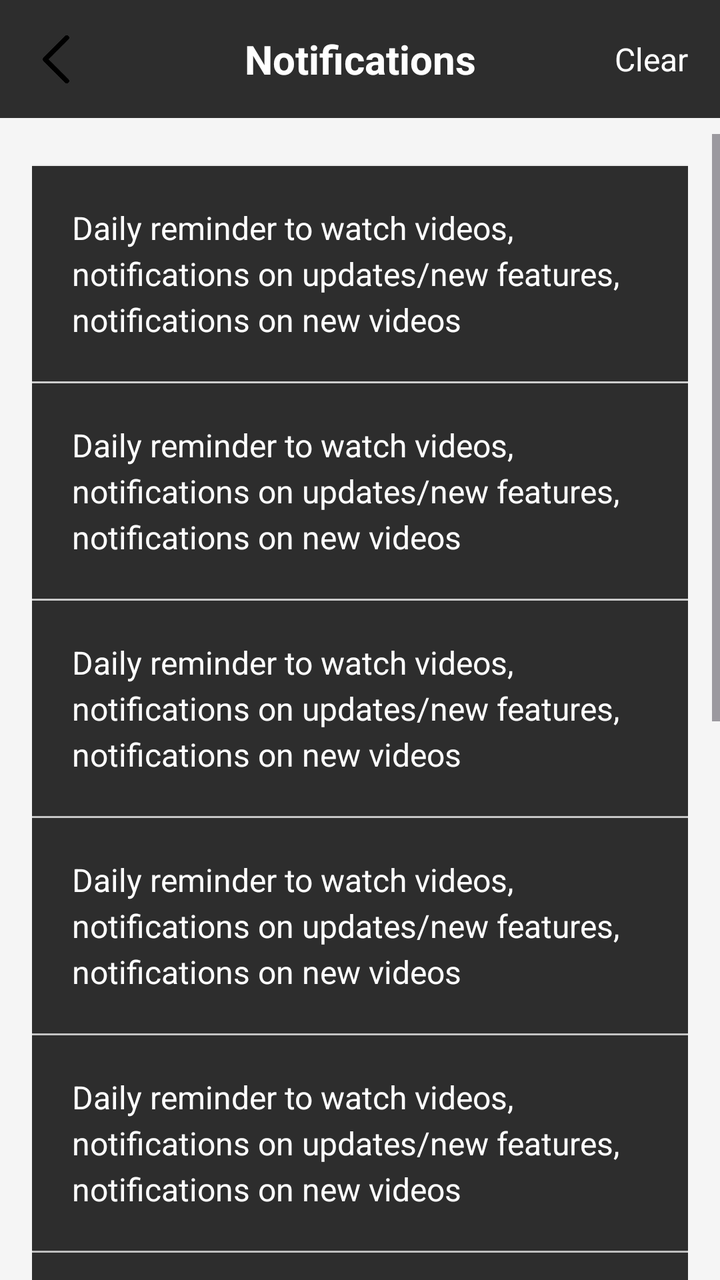
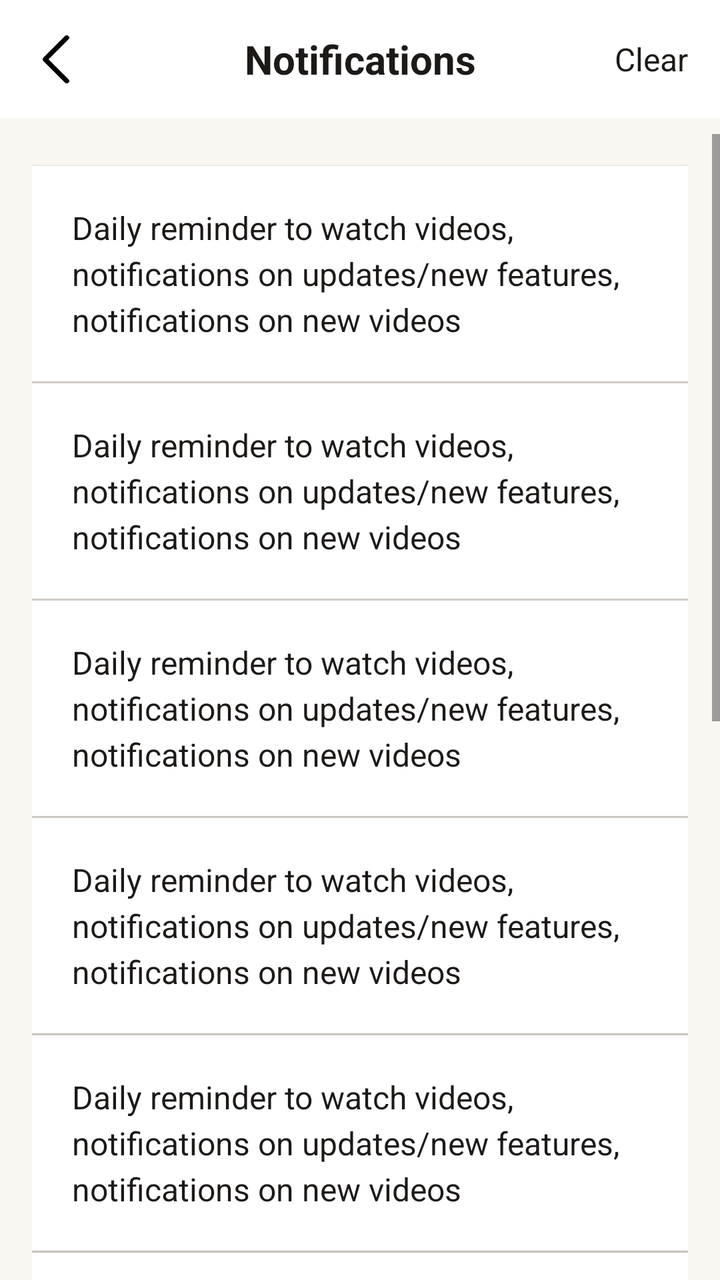

Before-and-after screenshots of an Android layout around one commit, followed by the original layout XML and the change that was made.
<!-- AndroidManifest.xml: application theme Theme.RecallLive -->
<!-- res/layout/activity_patientnotifications.xml -->
<?xml version="1.0" encoding="utf-8"?>
<androidx.constraintlayout.widget.ConstraintLayout xmlns:android="http://schemas.android.com/apk/res/android"
    xmlns:app="http://schemas.android.com/apk/res-auto"
    xmlns:tools="http://schemas.android.com/tools"
    android:layout_width="match_parent"
    android:layout_height="match_parent"
    android:background="#F5F5F5"
    tools:context="">

    
    <androidx.constraintlayout.widget.ConstraintLayout
        android:id="@+id/top_app_bar"
        android:layout_width="match_parent"
        android:layout_height="wrap_content"
        android:background="@color/white"
        android:padding="16dp"
        app:layout_constraintEnd_toEndOf="parent"
        app:layout_constraintStart_toStartOf="parent"
        app:layout_constraintTop_toTopOf="parent">

        
        <ImageView
            android:id="@+id/iv_back"
            android:layout_width="24dp"
            android:layout_height="24dp"
            android:src="@drawable/ic_arrow_back"
            app:layout_constraintBottom_toBottomOf="parent"
            app:layout_constraintStart_toStartOf="parent"
            app:layout_constraintTop_toTopOf="parent" />

        
        <TextView
            android:id="@+id/tv_notifications_title"
            android:layout_width="wrap_content"
            android:layout_height="wrap_content"
            android:text="Notifications"
            android:textColor="@color/black"
            android:textSize="20sp"
            android:textStyle="bold"
            app:layout_constraintBottom_toBottomOf="parent"
            app:layout_constraintEnd_toEndOf="parent"
            app:layout_constraintStart_toStartOf="parent"
            app:layout_constraintTop_toTopOf="parent" />

        
        <TextView
            android:id="@+id/tv_clear"
            android:layout_width="wrap_content"
            android:layout_height="wrap_content"
            android:text="Clear"
            android:textColor="@color/black"
            android:textSize="16sp"
            app:layout_constraintBottom_toBottomOf="parent"
            app:layout_constraintEnd_toEndOf="parent"
            app:layout_constraintTop_toTopOf="parent" />

    </androidx.constraintlayout.widget.ConstraintLayout>

    
    <ScrollView
        android:id="@+id/scroll_view"
        android:layout_width="0dp"
        android:layout_height="0dp"
        android:layout_marginTop="8dp"
        app:layout_constraintBottom_toBottomOf="parent"
        app:layout_constraintEnd_toEndOf="parent"
        app:layout_constraintStart_toStartOf="parent"
        app:layout_constraintTop_toBottomOf="@+id/top_app_bar">

        <androidx.constraintlayout.widget.ConstraintLayout
            android:layout_width="match_parent"
            android:layout_height="wrap_content"
            android:paddingHorizontal="16dp"
            android:paddingBottom="16dp">

            
            <androidx.constraintlayout.widget.ConstraintLayout
                android:id="@+id/notification_item_1"
                android:layout_width="0dp"
                android:layout_height="wrap_content"
                android:layout_marginTop="16dp"
                android:background="@color/white"
                android:elevation="1dp"
                android:padding="20dp"
                app:layout_constraintEnd_toEndOf="parent"
                app:layout_constraintStart_toStartOf="parent"
                app:layout_constraintTop_toTopOf="parent">

                <TextView
                    android:id="@+id/tv_notification_text_1"
                    android:layout_width="0dp"
                    android:layout_height="wrap_content"
                    android:text="Daily reminder to watch videos, notifications on updates/new features, notifications on new videos"
                    android:textColor="@color/black"
                    android:textSize="16sp"
                    android:lineSpacingExtra="4dp"
                    app:layout_constraintEnd_toEndOf="parent"
                    app:layout_constraintStart_toStartOf="parent"
                    app:layout_constraintTop_toTopOf="parent" />

            </androidx.constraintlayout.widget.ConstraintLayout>

            
            <View
                android:id="@+id/divider_1"
                android:layout_width="0dp"
                android:layout_height="1dp"
                android:background="#E0E0E0"
                app:layout_constraintEnd_toEndOf="parent"
                app:layout_constraintStart_toStartOf="parent"
                app:layout_constraintTop_toBottomOf="@+id/notification_item_1" />

            
            <androidx.constraintlayout.widget.ConstraintLayout
                android:id="@+id/notification_item_2"
                android:layout_width="0dp"
                android:layout_height="wrap_content"
                android:background="@color/white"
                android:elevation="1dp"
                android:padding="20dp"
                app:layout_constraintEnd_toEndOf="parent"
                app:layout_constraintStart_toStartOf="parent"
                app:layout_constraintTop_toBottomOf="@+id/divider_1">

                <TextView
                    android:id="@+id/tv_notification_text_2"
                    android:layout_width="0dp"
                    android:layout_height="wrap_content"
                    android:text="Daily reminder to watch videos, notifications on updates/new features, notifications on new videos"
                    android:textColor="@color/black"
                    android:textSize="16sp"
                    android:lineSpacingExtra="4dp"
                    app:layout_constraintEnd_toEndOf="parent"
                    app:layout_constraintStart_toStartOf="parent"
                    app:layout_constraintTop_toTopOf="parent" />

            </androidx.constraintlayout.widget.ConstraintLayout>

            
            <View
                android:id="@+id/divider_2"
                android:layout_width="0dp"
                android:layout_height="1dp"
                android:background="#E0E0E0"
                app:layout_constraintEnd_toEndOf="parent"
                app:layout_constraintStart_toStartOf="parent"
                app:layout_constraintTop_toBottomOf="@+id/notification_item_2" />

            
            <androidx.constraintlayout.widget.ConstraintLayout
                android:id="@+id/notification_item_3"
                android:layout_width="0dp"
                android:layout_height="wrap_content"
                android:background="@color/white"
                android:elevation="1dp"
                android:padding="20dp"
                app:layout_constraintEnd_toEndOf="parent"
                app:layout_constraintStart_toStartOf="parent"
                app:layout_constraintTop_toBottomOf="@+id/divider_2">

                <TextView
                    android:id="@+id/tv_notification_text_3"
                    android:layout_width="0dp"
                    android:layout_height="wrap_content"
                    android:text="Daily reminder to watch videos, notifications on updates/new features, notifications on new videos"
                    android:textColor="@color/black"
                    android:textSize="16sp"
                    android:lineSpacingExtra="4dp"
                    app:layout_constraintEnd_toEndOf="parent"
                    app:layout_constraintStart_toStartOf="parent"
                    app:layout_constraintTop_toTopOf="parent" />

            </androidx.constraintlayout.widget.ConstraintLayout>

            
            <View
                android:id="@+id/divider_3"
                android:layout_width="0dp"
                android:layout_height="1dp"
                android:background="#E0E0E0"
                app:layout_constraintEnd_toEndOf="parent"
                app:layout_constraintStart_toStartOf="parent"
                app:layout_constraintTop_toBottomOf="@+id/notification_item_3" />

            
            <androidx.constraintlayout.widget.ConstraintLayout
                android:id="@+id/notification_item_4"
                android:layout_width="0dp"
                android:layout_height="wrap_content"
                android:background="@color/white"
                android:elevation="1dp"
                android:padding="20dp"
                app:layout_constraintEnd_toEndOf="parent"
                app:layout_constraintStart_toStartOf="parent"
                app:layout_constraintTop_toBottomOf="@+id/divider_3">

                <TextView
                    android:id="@+id/tv_notification_text_4"
                    android:layout_width="0dp"
                    android:layout_height="wrap_content"
                    android:text="Daily reminder to watch videos, notifications on updates/new features, notifications on new videos"
                    android:textColor="@color/black"
                    android:textSize="16sp"
                    android:lineSpacingExtra="4dp"
                    app:layout_constraintEnd_toEndOf="parent"
                    app:layout_constraintStart_toStartOf="parent"
                    app:layout_constraintTop_toTopOf="parent" />

            </androidx.constraintlayout.widget.ConstraintLayout>

            
            <View
                android:id="@+id/divider_4"
                android:layout_width="0dp"
                android:layout_height="1dp"
                android:background="#E0E0E0"
                app:layout_constraintEnd_toEndOf="parent"
                app:layout_constraintStart_toStartOf="parent"
                app:layout_constraintTop_toBottomOf="@+id/notification_item_4" />

            
            <androidx.constraintlayout.widget.ConstraintLayout
                android:id="@+id/notification_item_5"
                android:layout_width="0dp"
                android:layout_height="wrap_content"
                android:background="@color/white"
                android:elevation="1dp"
                android:padding="20dp"
                app:layout_constraintEnd_toEndOf="parent"
                app:layout_constraintStart_toStartOf="parent"
                app:layout_constraintTop_toBottomOf="@+id/divider_4">

                <TextView
                    android:id="@+id/tv_notification_text_5"
                    android:layout_width="0dp"
                    android:layout_height="wrap_content"
                    android:text="Daily reminder to watch videos, notifications on updates/new features, notifications on new videos"
                    android:textColor="@color/black"
                    android:textSize="16sp"
                    android:lineSpacingExtra="4dp"
                    app:layout_constraintEnd_toEndOf="parent"
                    app:layout_constraintStart_toStartOf="parent"
                    app:layout_constraintTop_toTopOf="parent" />

            </androidx.constraintlayout.widget.ConstraintLayout>

            
            <View
                android:id="@+id/divider_5"
                android:layout_width="0dp"
                android:layout_height="1dp"
                android:background="#E0E0E0"
                app:layout_constraintEnd_toEndOf="parent"
                app:layout_constraintStart_toStartOf="parent"
                app:layout_constraintTop_toBottomOf="@+id/notification_item_5" />

            
            <androidx.constraintlayout.widget.ConstraintLayout
                android:id="@+id/notification_item_6"
                android:layout_width="0dp"
                android:layout_height="wrap_content"
                android:background="@color/white"
                android:elevation="1dp"
                android:padding="20dp"
                app:layout_constraintEnd_toEndOf="parent"
                app:layout_constraintStart_toStartOf="parent"
                app:layout_constraintTop_toBottomOf="@+id/divider_5">

                <TextView
                    android:id="@+id/tv_notification_text_6"
                    android:layout_width="0dp"
                    android:layout_height="wrap_content"
                    android:text="Daily reminder to watch videos, notifications on updates/new features, notifications on new videos"
                    android:textColor="@color/black"
                    android:textSize="16sp"
                    android:lineSpacingExtra="4dp"
                    app:layout_constraintEnd_toEndOf="parent"
                    app:layout_constraintStart_toStartOf="parent"
                    app:layout_constraintTop_toTopOf="parent" />

            </androidx.constraintlayout.widget.ConstraintLayout>

            
            <View
                android:id="@+id/divider_6"
                android:layout_width="0dp"
                android:layout_height="1dp"
                android:background="#E0E0E0"
                app:layout_constraintEnd_toEndOf="parent"
                app:layout_constraintStart_toStartOf="parent"
                app:layout_constraintTop_toBottomOf="@+id/notification_item_6" />

            
            <androidx.constraintlayout.widget.ConstraintLayout
                android:id="@+id/notification_item_7"
                android:layout_width="0dp"
                android:layout_height="wrap_content"
                android:background="@color/white"
                android:elevation="1dp"
                android:padding="20dp"
                app:layout_constraintEnd_toEndOf="parent"
                app:layout_constraintStart_toStartOf="parent"
                app:layout_constraintTop_toBottomOf="@+id/divider_6">

                <TextView
                    android:id="@+id/tv_notification_text_7"
                    android:layout_width="0dp"
                    android:layout_height="wrap_content"
                    android:text="Daily reminder to watch videos, notifications on updates/new features, notifications on new videos"
                    android:textColor="@color/black"
                    android:textSize="16sp"
                    android:lineSpacingExtra="4dp"
                    app:layout_constraintEnd_toEndOf="parent"
                    app:layout_constraintStart_toStartOf="parent"
                    app:layout_constraintTop_toTopOf="parent" />

            </androidx.constraintlayout.widget.ConstraintLayout>

            
            <View
                android:id="@+id/divider_7"
                android:layout_width="0dp"
                android:layout_height="1dp"
                android:background="#E0E0E0"
                app:layout_constraintEnd_toEndOf="parent"
                app:layout_constraintStart_toStartOf="parent"
                app:layout_constraintTop_toBottomOf="@+id/notification_item_7" />

            
            <androidx.constraintlayout.widget.ConstraintLayout
                android:id="@+id/notification_item_8"
                android:layout_width="0dp"
                android:layout_height="wrap_content"
                android:background="@color/white"
                android:elevation="1dp"
                android:padding="20dp"
                app:layout_constraintEnd_toEndOf="parent"
                app:layout_constraintStart_toStartOf="parent"
                app:layout_constraintTop_toBottomOf="@+id/divider_7">

                <TextView
                    android:id="@+id/tv_notification_text_8"
                    android:layout_width="0dp"
                    android:layout_height="wrap_content"
                    android:text="Daily reminder to watch videos, notifications on updates/new features, notifications on new videos"
                    android:textColor="@color/black"
                    android:textSize="16sp"
                    android:lineSpacingExtra="4dp"
                    app:layout_constraintEnd_toEndOf="parent"
                    app:layout_constraintStart_toStartOf="parent"
                    app:layout_constraintTop_toTopOf="parent" />

            </androidx.constraintlayout.widget.ConstraintLayout>

            
            <View
                android:id="@+id/divider_8"
                android:layout_width="0dp"
                android:layout_height="1dp"
                android:background="#E0E0E0"
                app:layout_constraintEnd_toEndOf="parent"
                app:layout_constraintStart_toStartOf="parent"
                app:layout_constraintTop_toBottomOf="@+id/notification_item_8" />

            
            <androidx.constraintlayout.widget.ConstraintLayout
                android:id="@+id/notification_item_9"
                android:layout_width="0dp"
                android:layout_height="wrap_content"
                android:background="@color/white"
                android:elevation="1dp"
                android:padding="20dp"
                app:layout_constraintEnd_toEndOf="parent"
                app:layout_constraintStart_toStartOf="parent"
                app:layout_constraintTop_toBottomOf="@+id/divider_8">

                <TextView
                    android:id="@+id/tv_notification_text_9"
                    android:layout_width="0dp"
                    android:layout_height="wrap_content"
                    android:text="Daily reminder to watch videos, notifications on updates/new features, notifications on new videos"
                    android:textColor="@color/black"
                    android:textSize="16sp"
                    android:lineSpacingExtra="4dp"
                    app:layout_constraintEnd_toEndOf="parent"
                    app:layout_constraintStart_toStartOf="parent"
                    app:layout_constraintTop_toTopOf="parent" />

            </androidx.constraintlayout.widget.ConstraintLayout>

            
            <View
                android:id="@+id/divider_9"
                android:layout_width="0dp"
                android:layout_height="1dp"
                android:background="#E0E0E0"
                app:layout_constraintEnd_toEndOf="parent"
                app:layout_constraintStart_toStartOf="parent"
                app:layout_constraintTop_toBottomOf="@+id/notification_item_9" />

            
            <androidx.constraintlayout.widget.ConstraintLayout
                android:id="@+id/notification_item_10"
                android:layout_width="0dp"
                android:layout_height="wrap_content"
                android:background="@color/white"
                android:elevation="1dp"
                android:padding="20dp"
                app:layout_constraintEnd_toEndOf="parent"
                app:layout_constraintStart_toStartOf="parent"
                app:layout_constraintTop_toBottomOf="@+id/divider_9">

                <TextView
                    android:id="@+id/tv_notification_text_10"
                    android:layout_width="0dp"
                    android:layout_height="wrap_content"
                    android:text="Daily reminder to watch videos, notifications on updates/new features, notifications on new videos"
                    android:textColor="@color/black"
                    android:textSize="16sp"
                    android:lineSpacingExtra="4dp"
                    app:layout_constraintEnd_toEndOf="parent"
                    app:layout_constraintStart_toStartOf="parent"
                    app:layout_constraintTop_toTopOf="parent" />

            </androidx.constraintlayout.widget.ConstraintLayout>

        </androidx.constraintlayout.widget.ConstraintLayout>

    </ScrollView>

</androidx.constraintlayout.widget.ConstraintLayout>
<!-- resources referenced by this layout -->
<resources>
  <color name="black">#FFFFFF</color>
  <color name="white">#2D2D2D</color>
  <!-- drawable ic_arrow_back: png bitmap (drawable, 2754 bytes) -->
  <style name="Theme.RecallLive" parent="Base.Theme.RecallLive" />
  <style name="Base.Theme.RecallLive" parent="Theme.Material3.DayNight.NoActionBar">
          
          
      </style>
</resources>

<!-- the commit's change to res/layout/activity_patientnotifications.xml (unified diff, before → after) -->
@@ -4,7 +4,7 @@
     xmlns:tools="http://schemas.android.com/tools"
     android:layout_width="match_parent"
     android:layout_height="match_parent"
-    android:background="#F5F5F5"
+    android:background="#FAF7F2"
     tools:context="">
 
     
@@ -12,7 +12,7 @@
         android:id="@+id/top_app_bar"
         android:layout_width="match_parent"
         android:layout_height="wrap_content"
-        android:background="@color/white"
+        android:background="#FFFFFF"
         android:padding="16dp"
         app:layout_constraintEnd_toEndOf="parent"
         app:layout_constraintStart_toStartOf="parent"
@@ -34,7 +34,7 @@
             android:layout_width="wrap_content"
             android:layout_height="wrap_content"
             android:text="Notifications"
-            android:textColor="@color/black"
+            android:textColor="#1C1917"
             android:textSize="20sp"
             android:textStyle="bold"
             app:layout_constraintBottom_toBottomOf="parent"
@@ -48,7 +48,7 @@
             android:layout_width="wrap_content"
             android:layout_height="wrap_content"
             android:text="Clear"
-            android:textColor="@color/black"
+            android:textColor="#1C1917"
             android:textSize="16sp"
             app:layout_constraintBottom_toBottomOf="parent"
             app:layout_constraintEnd_toEndOf="parent"
@@ -79,7 +79,7 @@
                 android:layout_width="0dp"
                 android:layout_height="wrap_content"
                 android:layout_marginTop="16dp"
-                android:background="@color/white"
+                android:background="#FFFFFF"
                 android:elevation="1dp"
                 android:padding="20dp"
                 app:layout_constraintEnd_toEndOf="parent"
@@ -91,7 +91,7 @@
                     android:layout_width="0dp"
                     android:layout_height="wrap_content"
                     android:text="Daily reminder to watch videos, notifications on updates/new features, notifications on new videos"
-                    android:textColor="@color/black"
+                    android:textColor="#1C1917"
                     android:textSize="16sp"
                     android:lineSpacingExtra="4dp"
                     app:layout_constraintEnd_toEndOf="parent"
@@ -105,7 +105,7 @@
                 android:id="@+id/divider_1"
                 android:layout_width="0dp"
                 android:layout_height="1dp"
-                android:background="#E0E0E0"
+                android:background="#E7E2DA"
                 app:layout_constraintEnd_toEndOf="parent"
                 app:layout_constraintStart_toStartOf="parent"
                 app:layout_constraintTop_toBottomOf="@+id/notification_item_1" />
@@ -115,7 +115,7 @@
                 android:id="@+id/notification_item_2"
                 android:layout_width="0dp"
                 android:layout_height="wrap_content"
-                android:background="@color/white"
+                android:background="#FFFFFF"
                 android:elevation="1dp"
                 android:padding="20dp"
                 app:layout_constraintEnd_toEndOf="parent"
@@ -127,7 +127,7 @@
                     android:layout_width="0dp"
                     android:layout_height="wrap_content"
                     android:text="Daily reminder to watch videos, notifications on updates/new features, notifications on new videos"
-                    android:textColor="@color/black"
+                    android:textColor="#1C1917"
                     android:textSize="16sp"
                     android:lineSpacingExtra="4dp"
                     app:layout_constraintEnd_toEndOf="parent"
@@ -141,7 +141,7 @@
                 android:id="@+id/divider_2"
                 android:layout_width="0dp"
                 android:layout_height="1dp"
-                android:background="#E0E0E0"
+                android:background="#E7E2DA"
                 app:layout_constraintEnd_toEndOf="parent"
                 app:layout_constraintStart_toStartOf="parent"
                 app:layout_constraintTop_toBottomOf="@+id/notification_item_2" />
@@ -151,7 +151,7 @@
                 android:id="@+id/notification_item_3"
                 android:layout_width="0dp"
                 android:layout_height="wrap_content"
-                android:background="@color/white"
+                android:background="#FFFFFF"
                 android:elevation="1dp"
                 android:padding="20dp"
                 app:layout_constraintEnd_toEndOf="parent"
@@ -163,7 +163,7 @@
                     android:layout_width="0dp"
                     android:layout_height="wrap_content"
                     android:text="Daily reminder to watch videos, notifications on updates/new features, notifications on new videos"
-                    android:textColor="@color/black"
+                    android:textColor="#1C1917"
                     android:textSize="16sp"
                     android:lineSpacingExtra="4dp"
                     app:layout_constraintEnd_toEndOf="parent"
@@ -177,7 +177,7 @@
                 android:id="@+id/divider_3"
                 android:layout_width="0dp"
                 android:layout_height="1dp"
-                android:background="#E0E0E0"
+                android:background="#E7E2DA"
                 app:layout_constraintEnd_toEndOf="parent"
                 app:layout_constraintStart_toStartOf="parent"
                 app:layout_constraintTop_toBottomOf="@+id/notification_item_3" />
@@ -187,7 +187,7 @@
                 android:id="@+id/notification_item_4"
                 android:layout_width="0dp"
                 android:layout_height="wrap_content"
-                android:background="@color/white"
+                android:background="#FFFFFF"
                 android:elevation="1dp"
                 android:padding="20dp"
                 app:layout_constraintEnd_toEndOf="parent"
@@ -199,7 +199,7 @@
                     android:layout_width="0dp"
                     android:layout_height="wrap_content"
                     android:text="Daily reminder to watch videos, notifications on updates/new features, notifications on new videos"
-                    android:textColor="@color/black"
+                    android:textColor="#1C1917"
                     android:textSize="16sp"
                     android:lineSpacingExtra="4dp"
                     app:layout_constraintEnd_toEndOf="parent"
@@ -213,7 +213,7 @@
                 android:id="@+id/divider_4"
                 android:layout_width="0dp"
                 android:layout_height="1dp"
-                android:background="#E0E0E0"
+                android:background="#E7E2DA"
                 app:layout_constraintEnd_toEndOf="parent"
                 app:layout_constraintStart_toStartOf="parent"
                 app:layout_constraintTop_toBottomOf="@+id/notification_item_4" />
@@ -223,7 +223,7 @@
                 android:id="@+id/notification_item_5"
                 android:layout_width="0dp"
                 android:layout_height="wrap_content"
-                android:background="@color/white"
+                android:background="#FFFFFF"
                 android:elevation="1dp"
                 android:padding="20dp"
                 app:layout_constraintEnd_toEndOf="parent"
@@ -235,7 +235,7 @@
                     android:layout_width="0dp"
                     android:layout_height="wrap_content"
                     android:text="Daily reminder to watch videos, notifications on updates/new features, notifications on new videos"
-                    android:textColor="@color/black"
+                    android:textColor="#1C1917"
                     android:textSize="16sp"
                     android:lineSpacingExtra="4dp"
                     app:layout_constraintEnd_toEndOf="parent"
@@ -249,7 +249,7 @@
                 android:id="@+id/divider_5"
                 android:layout_width="0dp"
                 android:layout_height="1dp"
-                android:background="#E0E0E0"
+                android:background="#E7E2DA"
                 app:layout_constraintEnd_toEndOf="parent"
                 app:layout_constraintStart_toStartOf="parent"
                 app:layout_constraintTop_toBottomOf="@+id/notification_item_5" />
@@ -259,7 +259,7 @@
                 android:id="@+id/notification_item_6"
                 android:layout_width="0dp"
                 android:layout_height="wrap_content"
-                android:background="@color/white"
+                android:background="#FFFFFF"
                 android:elevation="1dp"
                 android:padding="20dp"
                 app:layout_constraintEnd_toEndOf="parent"
@@ -271,7 +271,7 @@
                     android:layout_width="0dp"
                     android:layout_height="wrap_content"
                     android:text="Daily reminder to watch videos, notifications on updates/new features, notifications on new videos"
-                    android:textColor="@color/black"
+                    android:textColor="#1C1917"
                     android:textSize="16sp"
                     android:lineSpacingExtra="4dp"
                     app:layout_constraintEnd_toEndOf="parent"
@@ -285,7 +285,7 @@
                 android:id="@+id/divider_6"
                 android:layout_width="0dp"
                 android:layout_height="1dp"
-                android:background="#E0E0E0"
+                android:background="#E7E2DA"
                 app:layout_constraintEnd_toEndOf="parent"
                 app:layout_constraintStart_toStartOf="parent"
                 app:layout_constraintTop_toBottomOf="@+id/notification_item_6" />
@@ -295,7 +295,7 @@
                 android:id="@+id/notification_item_7"
                 android:layout_width="0dp"
                 android:layout_height="wrap_content"
-                android:background="@color/white"
+                android:background="#FFFFFF"
                 android:elevation="1dp"
                 android:padding="20dp"
                 app:layout_constraintEnd_toEndOf="parent"
@@ -307,7 +307,7 @@
                     android:layout_width="0dp"
                     android:layout_height="wrap_content"
                     android:text="Daily reminder to watch videos, notifications on updates/new features, notifications on new videos"
-                    android:textColor="@color/black"
+                    android:textColor="#1C1917"
                     android:textSize="16sp"
                     android:lineSpacingExtra="4dp"
                     app:layout_constraintEnd_toEndOf="parent"
@@ -321,7 +321,7 @@
                 android:id="@+id/divider_7"
                 android:layout_width="0dp"
                 android:layout_height="1dp"
-                android:background="#E0E0E0"
+                android:background="#E7E2DA"
                 app:layout_constraintEnd_toEndOf="parent"
                 app:layout_constraintStart_toStartOf="parent"
                 app:layout_constraintTop_toBottomOf="@+id/notification_item_7" />
@@ -331,7 +331,7 @@
                 android:id="@+id/notification_item_8"
                 android:layout_width="0dp"
                 android:layout_height="wrap_content"
-                android:background="@color/white"
+                android:background="#FFFFFF"
                 android:elevation="1dp"
                 android:padding="20dp"
                 app:layout_constraintEnd_toEndOf="parent"
@@ -343,7 +343,7 @@
                     android:layout_width="0dp"
                     android:layout_height="wrap_content"
                     android:text="Daily reminder to watch videos, notifications on updates/new features, notifications on new videos"
-                    android:textColor="@color/black"
+                    android:textColor="#1C1917"
                     android:textSize="16sp"
                     android:lineSpacingExtra="4dp"
                     app:layout_constraintEnd_toEndOf="parent"
@@ -357,7 +357,7 @@
                 android:id="@+id/divider_8"
                 android:layout_width="0dp"
                 android:layout_height="1dp"
-                android:background="#E0E0E0"
+                android:background="#E7E2DA"
                 app:layout_constraintEnd_toEndOf="parent"
                 app:layout_constraintStart_toStartOf="parent"
                 app:layout_constraintTop_toBottomOf="@+id/notification_item_8" />
@@ -367,7 +367,7 @@
                 android:id="@+id/notification_item_9"
                 android:layout_width="0dp"
                 android:layout_height="wrap_content"
-                android:background="@color/white"
+                android:background="#FFFFFF"
                 android:elevation="1dp"
                 android:padding="20dp"
                 app:layout_constraintEnd_toEndOf="parent"
@@ -379,7 +379,7 @@
                     android:layout_width="0dp"
                     android:layout_height="wrap_content"
                     android:text="Daily reminder to watch videos, notifications on updates/new features, notifications on new videos"
-                    android:textColor="@color/black"
+                    android:textColor="#1C1917"
                     android:textSize="16sp"
                     android:lineSpacingExtra="4dp"
                     app:layout_constraintEnd_toEndOf="parent"
@@ -393,7 +393,7 @@
                 android:id="@+id/divider_9"
                 android:layout_width="0dp"
                 android:layout_height="1dp"
-                android:background="#E0E0E0"
+                android:background="#E7E2DA"
                 app:layout_constraintEnd_toEndOf="parent"
                 app:layout_constraintStart_toStartOf="parent"
                 app:layout_constraintTop_toBottomOf="@+id/notification_item_9" />
@@ -403,7 +403,7 @@
                 android:id="@+id/notification_item_10"
                 android:layout_width="0dp"
                 android:layout_height="wrap_content"
-                android:background="@color/white"
+                android:background="#FFFFFF"
                 android:elevation="1dp"
                 android:padding="20dp"
                 app:layout_constraintEnd_toEndOf="parent"
@@ -415,7 +415,7 @@
                     android:layout_width="0dp"
                     android:layout_height="wrap_content"
                     android:text="Daily reminder to watch videos, notifications on updates/new features, notifications on new videos"
-                    android:textColor="@color/black"
+                    android:textColor="#1C1917"
                     android:textSize="16sp"
                     android:lineSpacingExtra="4dp"
                     app:layout_constraintEnd_toEndOf="parent"
<!-- resource entries referenced after the edit -->
@@ -1,7 +1,5 @@
 <!-- resources referenced by this layout -->
 <resources>
-  <color name="black">#FFFFFF</color>
-  <color name="white">#2D2D2D</color>
   <!-- drawable ic_arrow_back: png bitmap (drawable, 2754 bytes) -->
   <style name="Theme.RecallLive" parent="Base.Theme.RecallLive" />
   <style name="Base.Theme.RecallLive" parent="Theme.Material3.DayNight.NoActionBar">
